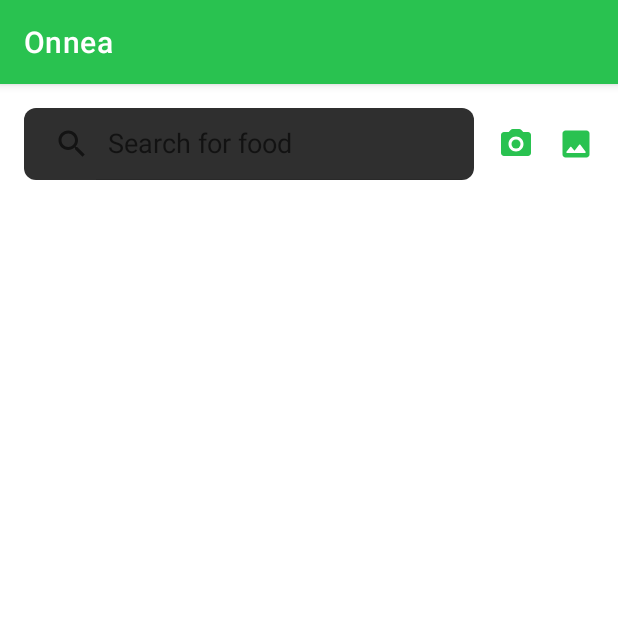
After one commit to cellaaudi/onnea, an Android app: the AddFoodActivity screen opened directly, with no data from a screen before it, on a phone screen of 412 x 824 dp, the top half of it. The commit adds this screen. Run offline under Robolectric (Android 15) with nearby library versions, the phone set to English and light mode, and no system bars.

Commit message:
camera n gallery

```diff
--- a/app/build.gradle
+++ b/app/build.gradle
@@ -48,4 +48,5 @@ dependencies {
     androidTestImplementation 'androidx.test.espresso:espresso-core:3.5.1'
 
     implementation 'de.hdodenhof:circleimageview:3.1.0'
+    implementation "androidx.viewpager2:viewpager2:1.0.0"
 }
--- /dev/null
+++ b/app/src/main/res/drawable/ic_round_add_24.xml
@@ -0,0 +1,5 @@
+<vector android:height="24dp" android:tint="#000000"
+    android:viewportHeight="24" android:viewportWidth="24"
+    android:width="24dp" xmlns:android="http://schemas.android.com/apk/res/android">
+    <path android:fillColor="@android:color/white" android:pathData="M18,13h-5v5c0,0.55 -0.45,1 -1,1s-1,-0.45 -1,-1v-5H6c-0.55,0 -1,-0.45 -1,-1s0.45,-1 1,-1h5V6c0,-0.55 0.45,-1 1,-1s1,0.45 1,1v5h5c0.55,0 1,0.45 1,1s-0.45,1 -1,1z"/>
+</vector>
--- /dev/null
+++ b/app/src/main/res/drawable/ic_round_camera_alt_24.xml
@@ -0,0 +1,6 @@
+<vector android:height="24dp" android:tint="#000000"
+    android:viewportHeight="24" android:viewportWidth="24"
+    android:width="24dp" xmlns:android="http://schemas.android.com/apk/res/android">
+    <path android:fillColor="@android:color/white" android:pathData="M12,12m-3,0a3,3 0,1 1,6 0a3,3 0,1 1,-6 0"/>
+    <path android:fillColor="@android:color/white" android:pathData="M20,4h-3.17l-1.24,-1.35c-0.37,-0.41 -0.91,-0.65 -1.47,-0.65L9.88,2c-0.56,0 -1.1,0.24 -1.48,0.65L7.17,4L4,4c-1.1,0 -2,0.9 -2,2v12c0,1.1 0.9,2 2,2h16c1.1,0 2,-0.9 2,-2L22,6c0,-1.1 -0.9,-2 -2,-2zM12,17c-2.76,0 -5,-2.24 -5,-5s2.24,-5 5,-5 5,2.24 5,5 -2.24,5 -5,5z"/>
+</vector>
--- /dev/null
+++ b/app/src/main/res/drawable/ic_round_image_24.xml
@@ -0,0 +1,5 @@
+<vector android:height="24dp" android:tint="#000000"
+    android:viewportHeight="24" android:viewportWidth="24"
+    android:width="24dp" xmlns:android="http://schemas.android.com/apk/res/android">
+    <path android:fillColor="@android:color/white" android:pathData="M21,19V5c0,-1.1 -0.9,-2 -2,-2H5c-1.1,0 -2,0.9 -2,2v14c0,1.1 0.9,2 2,2h14c1.1,0 2,-0.9 2,-2zM8.9,13.98l2.1,2.53 3.1,-3.99c0.2,-0.26 0.6,-0.26 0.8,0.01l3.51,4.68c0.25,0.33 0.01,0.8 -0.4,0.8H6.02c-0.42,0 -0.65,-0.48 -0.39,-0.81L8.12,14c0.19,-0.26 0.57,-0.27 0.78,-0.02z"/>
+</vector>
--- /dev/null
+++ b/app/src/main/res/drawable/search_background.xml
@@ -0,0 +1,7 @@
+<?xml version="1.0" encoding="utf-8"?>
+<shape xmlns:android="http://schemas.android.com/apk/res/android">
+    <corners
+        android:radius="8dp" />
+    <solid
+        android:color="#2F2F2F" />
+</shape>
--- /dev/null
+++ b/app/src/main/res/layout/activity_add_food.xml
@@ -0,0 +1,47 @@
+<?xml version="1.0" encoding="utf-8"?>
+<androidx.constraintlayout.widget.ConstraintLayout xmlns:android="http://schemas.android.com/apk/res/android"
+    xmlns:app="http://schemas.android.com/apk/res-auto"
+    xmlns:tools="http://schemas.android.com/tools"
+    android:layout_width="match_parent"
+    android:layout_height="match_parent"
+    tools:context=".ui.addfood.AddFoodActivity">
+
+    <SearchView
+        android:id="@+id/searchView"
+        android:layout_width="0dp"
+        android:layout_height="wrap_content"
+        android:layout_marginStart="16dp"
+        android:layout_marginTop="16dp"
+        android:layout_marginEnd="16dp"
+        android:background="@drawable/search_background"
+        android:iconifiedByDefault="false"
+        android:queryHint="@string/search_for_food"
+        app:layout_constraintEnd_toStartOf="@+id/btnCamera"
+        app:layout_constraintStart_toStartOf="parent"
+        app:layout_constraintTop_toTopOf="parent" />
+
+    <ImageButton
+        android:id="@+id/btnCamera"
+        android:layout_width="wrap_content"
+        android:layout_height="wrap_content"
+        android:layout_marginEnd="16dp"
+        android:background="@null"
+        app:layout_constraintBottom_toBottomOf="@+id/searchView"
+        app:layout_constraintEnd_toStartOf="@+id/btnGallery"
+        app:layout_constraintTop_toTopOf="@+id/searchView"
+        app:srcCompat="@drawable/ic_round_camera_alt_24"
+        app:tint="@color/green" />
+
+    <ImageButton
+        android:id="@+id/btnGallery"
+        android:layout_width="0dp"
+        android:layout_height="wrap_content"
+        android:layout_marginEnd="16dp"
+        android:background="@null"
+        app:layout_constraintBottom_toBottomOf="@+id/btnCamera"
+        app:layout_constraintEnd_toEndOf="parent"
+        app:layout_constraintTop_toTopOf="@+id/btnCamera"
+        app:srcCompat="@drawable/ic_round_image_24"
+        app:tint="@color/green" />
+
+</androidx.constraintlayout.widget.ConstraintLayout>
--- a/app/src/main/res/values/themes.xml
+++ b/app/src/main/res/values/themes.xml
@@ -16,7 +16,7 @@
 
     <style name="TitleText">
         <item name="fontFamily">@font/montserrat</item>
-        <item name="android:textSize">20sp</item>
+        <item name="android:textSize">18sp</item>
         <item name="android:textStyle">bold</item>
     </style>
 
--- /dev/null
+++ b/app/src/main/res/xml/image_path.xml
@@ -0,0 +1,6 @@
+<?xml version="1.0" encoding="utf-8"?>
+<paths>
+    <external-files-path
+        name="my_images"
+        path="Pictures" />
+</paths>
```
Also changed, not shown: app/src/main/AndroidManifest.xml (+29 -0 lines), app/src/main/java/com/cellaaudi/onnea/ui/addfood/AddFoodActivity.kt (added, +154 -0 lines), app/src/main/java/com/cellaaudi/onnea/ui/addfood/FoodImageActivity.kt (added, +44 -0 lines), app/src/main/java/com/cellaaudi/onnea/ui/home/HomeFragment.kt (+7 -0 lines), app/src/main/res/layout/activity_food_image.xml (added, +19 -0 lines), app/src/main/res/layout/fragment_home.xml (+30 -10 lines), app/src/main/res/values/strings.xml (+7 -0 lines).
